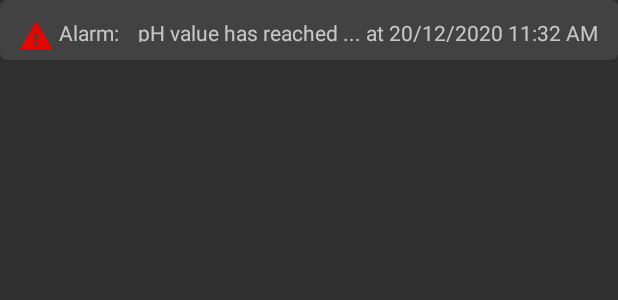
After one commit to AndresRCA/Water-Monitoring-App, an Android app: the layout report_item.xml on its own in the app's theme, with its tools: preview values and no code run, on a phone screen of 412 x 824 dp. The commit adds this screen. Shown: the top 300 px of the screen. Run offline under Robolectric (Android 15) with nearby library versions, the phone set to English and light mode, and no system bars.

Commit message:
implement RecyclerView for reports

```diff
--- a/app/build.gradle
+++ b/app/build.gradle
@@ -41,4 +41,6 @@ dependencies {
     implementation 'com.github.AnyChart:AnyChart-Android:1.1.2'
     implementation 'org.jetbrains:annotations-java5:15.0'
     implementation 'androidx.constraintlayout:constraintlayout:1.1.3'
+    implementation 'com.android.support:recyclerview-v7:28.0.0'
+    implementation 'com.android.support:cardview-v7:28.0.0'
 }
--- /dev/null
+++ b/app/src/main/res/layout/report_item.xml
@@ -0,0 +1,45 @@
+<?xml version="1.0" encoding="utf-8"?>
+<androidx.cardview.widget.CardView xmlns:android="http://schemas.android.com/apk/res/android"
+    xmlns:app="http://schemas.android.com/apk/res-auto"
+    xmlns:tools="http://schemas.android.com/tools"
+    android:layout_width="match_parent"
+    android:layout_height="wrap_content"
+    app:cardCornerRadius="4dp">
+
+    <androidx.constraintlayout.widget.ConstraintLayout
+        android:id="@+id/relativeLayout"
+        android:layout_width="match_parent"
+        android:layout_height="match_parent"
+        android:layout_margin="4dp">
+
+        <TextView
+            android:id="@+id/alarm"
+            android:layout_width="wrap_content"
+            android:layout_height="wrap_content"
+            android:layout_alignParentLeft="true"
+            android:layout_centerInParent="true"
+            android:layout_centerHorizontal="true"
+            android:layout_centerVertical="true"
+            android:layout_marginStart="8dp"
+            android:drawableStart="@drawable/alarm"
+            android:text=" Alarm: "
+            app:layout_constraintBaseline_toBaselineOf="@+id/report_body"
+            app:layout_constraintStart_toStartOf="parent" />
+
+        <TextView
+            android:id="@+id/report_body"
+            android:layout_width="wrap_content"
+            android:layout_height="0dp"
+            android:layout_marginStart="8dp"
+            android:layout_marginTop="8dp"
+            android:layout_marginEnd="8dp"
+            android:layout_marginBottom="8dp"
+            android:text="pH value has reached ... at 20/12/2020 11:32 AM"
+            app:layout_constraintBottom_toBottomOf="parent"
+            app:layout_constraintEnd_toEndOf="parent"
+            app:layout_constraintStart_toEndOf="@+id/alarm"
+            app:layout_constraintTop_toTopOf="parent" />
+
+    </androidx.constraintlayout.widget.ConstraintLayout>
+
+</androidx.cardview.widget.CardView>
```
Also changed, not shown: app/src/main/java/com/example/watermonitoring/MainActivity.java (+6 -3 lines), app/src/main/java/com/example/watermonitoring/ReportsActivity.java (+19 -2 lines), app/src/main/java/com/example/watermonitoring/ReportsAdapter.java (added, +66 -0 lines), app/src/main/res/layout/activity_reports.xml (+11 -0 lines).
